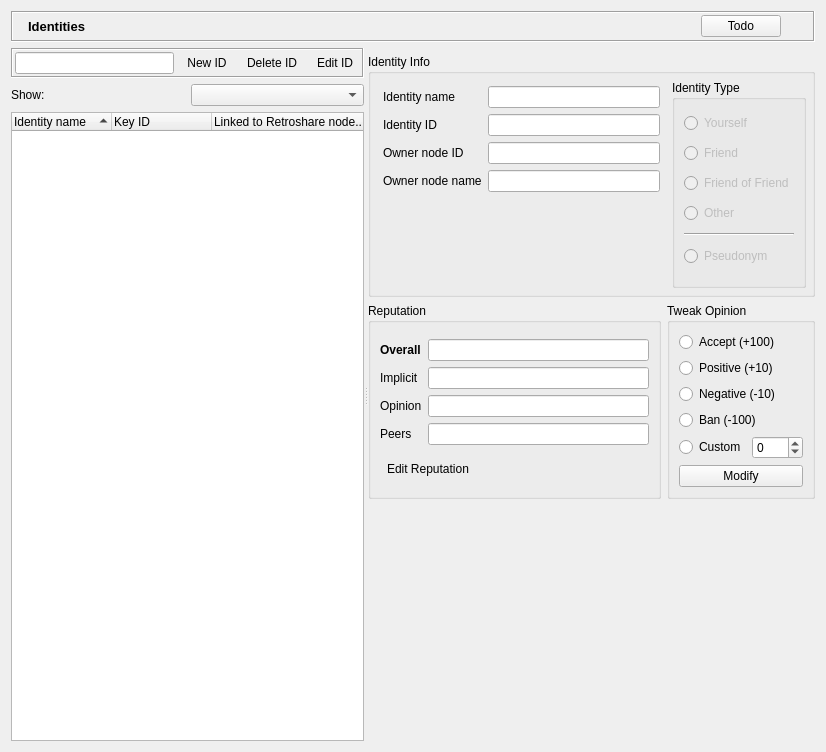
The window that retroshare-gui/src/gui/Identity/IdDialog.ui (RetroShare/RetroShare) describes before a commit, drawn with Qt 5.
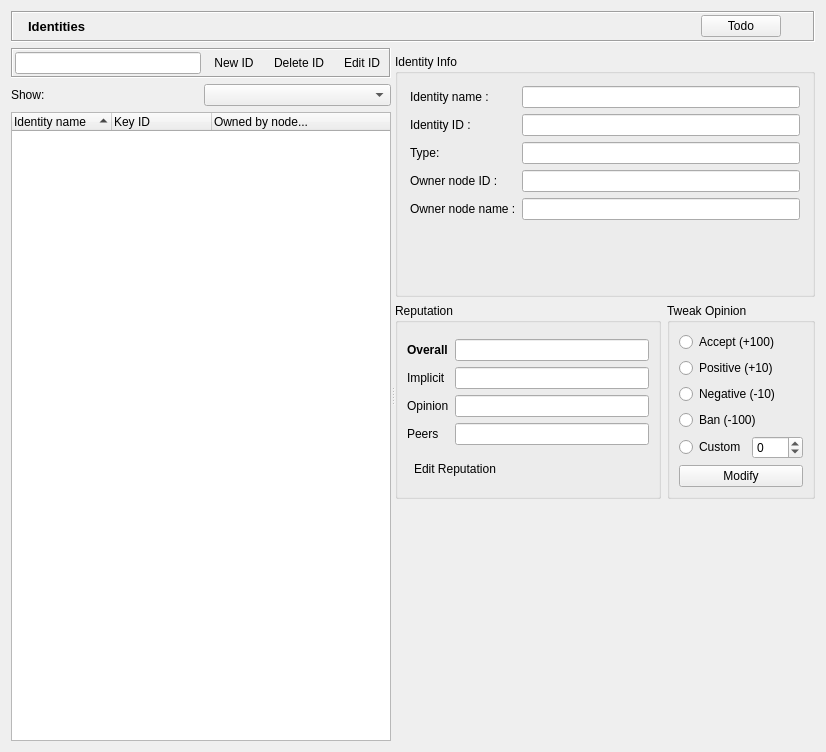
The same window after the commit. Icons and pictures are not drawn. Custom widgets are drawn as their Qt base class.

Commit message: improved naming and layout in Identities

What changed in the file:
```diff
--- a/retroshare-gui/src/gui/Identity/IdDialog.ui
+++ b/retroshare-gui/src/gui/Identity/IdDialog.ui
@@ -263,7 +263,7 @@
          </column>
          <column>
           <property name="text">
-           <string>Linked to Retroshare node...</string>
+           <string>Owned by node...</string>
           </property>
          </column>
         </widget>
@@ -291,109 +291,32 @@
           <property name="margin">
            <number>6</number>
           </property>
-          <item row="0" column="1">
-           <widget class="QGroupBox" name="groupBox">
-            <property name="title">
-             <string>Identity Type</string>
-            </property>
-            <layout class="QVBoxLayout" name="verticalLayout_3">
-             <property name="margin">
-              <number>9</number>
-             </property>
-             <item>
-              <widget class="QRadioButton" name="radioButton_IdYourself">
-               <property name="enabled">
-                <bool>false</bool>
-               </property>
-               <property name="text">
-                <string>Yourself</string>
-               </property>
-               <property name="checkable">
-                <bool>true</bool>
-               </property>
-              </widget>
-             </item>
-             <item>
-              <widget class="QRadioButton" name="radioButton_IdFriend">
-               <property name="enabled">
-                <bool>false</bool>
-               </property>
-               <property name="text">
-                <string>Friend</string>
-               </property>
-               <property name="checkable">
-                <bool>true</bool>
-               </property>
-              </widget>
-             </item>
-             <item>
-              <widget class="QRadioButton" name="radioButton_IdFOF">
-               <property name="enabled">
-                <bool>false</bool>
-               </property>
-               <property name="text">
-                <string>Friend of Friend</string>
-               </property>
-               <property name="checkable">
-                <bool>true</bool>
-               </property>
-              </widget>
-             </item>
-             <item>
-              <widget class="QRadioButton" name="radioButton_IdOther">
-               <property name="enabled">
-                <bool>false</bool>
-               </property>
-               <property name="text">
-                <string>Other</string>
-               </property>
-               <property name="checkable">
-                <bool>true</bool>
-               </property>
-              </widget>
-             </item>
-             <item>
-              <widget class="Line" name="line_2">
-               <property name="orientation">
-                <enum>Qt::Horizontal</enum>
-               </property>
-              </widget>
-             </item>
-             <item>
-              <widget class="QRadioButton" name="radioButton_IdPseudo">
-               <property name="enabled">
-                <bool>false</bool>
-               </property>
-               <property name="mouseTracking">
-                <bool>false</bool>
-               </property>
-               <property name="text">
-                <string>Pseudonym</string>
-               </property>
-               <property name="checkable">
-                <bool>true</bool>
-               </property>
-               <property name="autoExclusive">
-                <bool>true</bool>
-               </property>
-              </widget>
-             </item>
-            </layout>
-           </widget>
-          </item>
           <item row="0" column="0">
            <layout class="QGridLayout" name="gridLayout">
             <property name="margin">
              <number>6</number>
             </property>
-            <item row="2" column="0">
+            <item row="4" column="0">
              <widget class="QLabel" name="PgpId_LB">
               <property name="text">
-               <string>Owner node ID</string>
+               <string>Owner node ID :</string>
               </property>
              </widget>
             </item>
-            <item row="0" column="1">
+            <item row="6" column="1">
+             <spacer name="verticalSpacer_2">
+              <property name="orientation">
+               <enum>Qt::Vertical</enum>
+              </property>
+              <property name="sizeHint" stdset="0">
+               <size>
+                <width>20</width>
+                <height>40</height>
+               </size>
+              </property>
+             </spacer>
+            </item>
+            <item row="1" column="1">
              <widget class="QLineEdit" name="lineEdit_Nickname">
               <property name="enabled">
                <bool>true</bool>
@@ -403,14 +326,14 @@
               </property>
              </widget>
             </item>
-            <item row="0" column="0">
+            <item row="1" column="0">
              <widget class="QLabel" name="label">
               <property name="text">
-               <string>Identity name</string>
+               <string>Identity name :</string>
               </property>
              </widget>
             </item>
-            <item row="1" column="1">
+            <item row="2" column="1">
              <widget class="QLineEdit" name="lineEdit_KeyId">
               <property name="enabled">
                <bool>true</bool>
@@ -420,21 +343,21 @@
               </property>
              </widget>
             </item>
-            <item row="1" column="0">
+            <item row="2" column="0">
              <widget class="QLabel" name="label_4">
               <property name="text">
-               <string>Identity ID</string>
+               <string>Identity ID :</string>
               </property>
              </widget>
             </item>
-            <item row="3" column="0">
+            <item row="5" column="0">
              <widget class="QLabel" name="PgpName_LB">
               <property name="text">
-               <string>Owner node name</string>
+               <string>Owner node name :</string>
               </property>
              </widget>
             </item>
-            <item row="3" column="1">
+            <item row="5" column="1">
              <widget class="QLineEdit" name="lineEdit_GpgName">
               <property name="enabled">
                <bool>true</bool>
@@ -444,28 +367,25 @@
               </property>
              </widget>
             </item>
-            <item row="2" column="1">
-             <widget class="QLineEdit" name="lineEdit_GpgId">
-              <property name="enabled">
-               <bool>true</bool>
-              </property>
-              <property name="readOnly">
-               <bool>true</bool>
-              </property>
-             </widget>
-            </item>
             <item row="4" column="1">
-             <spacer name="verticalSpacer_2">
-              <property name="orientation">
-               <enum>Qt::Vertical</enum>
+             <widget class="QLineEdit" name="lineEdit_GpgId">
+              <property name="enabled">
+               <bool>true</bool>
               </property>
-              <property name="sizeHint" stdset="0">
-               <size>
-                <width>20</width>
-                <height>40</height>
-               </size>
+              <property name="readOnly">
+               <bool>true</bool>
               </property>
-             </spacer>
+             </widget>
+            </item>
+            <item row="3" column="0">
+             <widget class="QLabel" name="label_3">
+              <property name="text">
+               <string>Type:</string>
+              </property>
+             </widget>
+            </item>
+            <item row="3" column="1">
+             <widget class="QLineEdit" name="lineEdit_Type"/>
             </item>
            </layout>
           </item>
```
Left out of the diff: 5 changed lines with no effect on the pictures. The commit also changes 1 other file.
